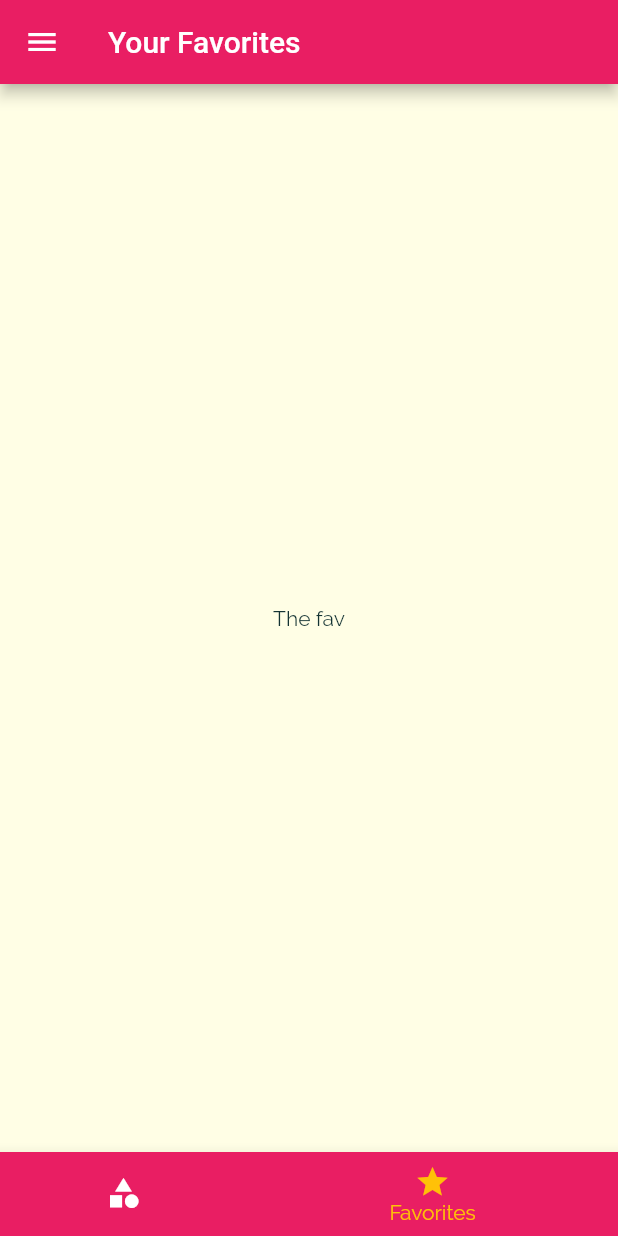
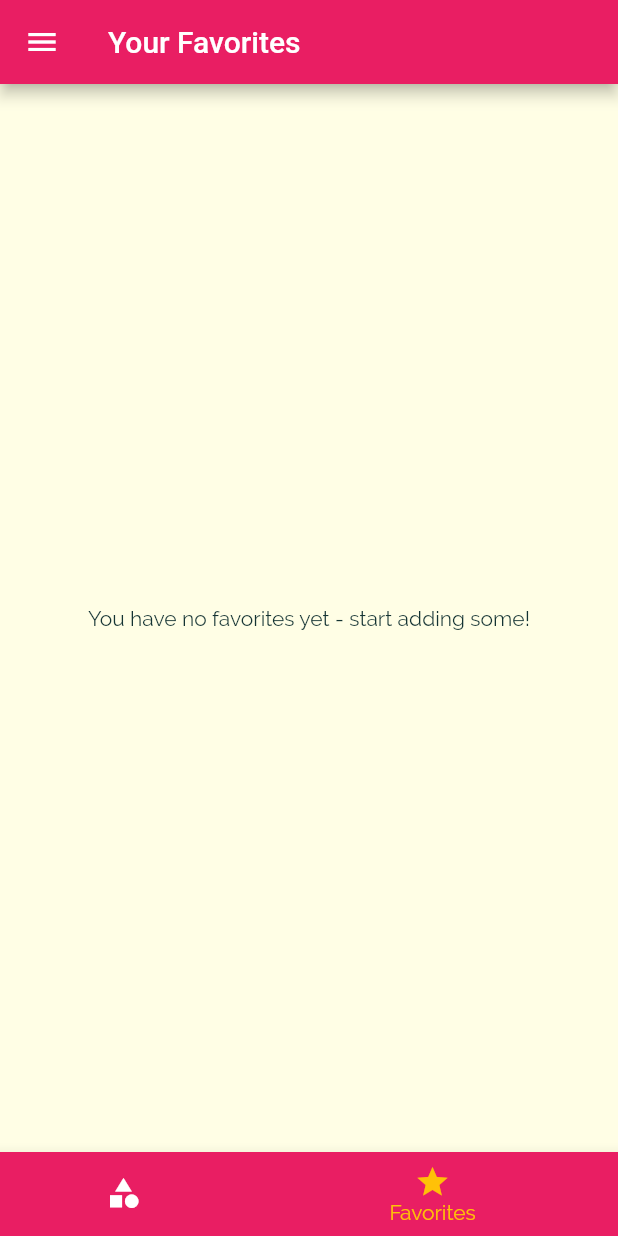
Before and after one commit to bogdan-stelea/meals_app, a Flutter app: the screen it shows after launch, item 2 of the bottom bar chosen, on a phone screen of 412 x 824 dp. Run offline on Flutter 3.47's test engine with Material 2 defaults, Android fonts, the phone set to English and light mode, and no system bars.

Commit message:
Implemanted favorite screen

```diff
--- a/lib/main.dart
+++ b/lib/main.dart
@@ -26,26 +26,45 @@ class _MyAppState extends State<MyApp> {
     'vegetarian': false,
   };
   List<Meal> _availableMeals = DUMMY_MEALS;
+  List<Meal> _favoritedMeals = [];
+
   void _setFilters(Map<String, bool> filterData) {
     setState(() {
       _filters = filterData;
 
       _availableMeals = DUMMY_MEALS.where((meal) {
-        if(_filters['gluten'] == true && !meal.isGlutenFree ) {
+        if (_filters['gluten'] == true && !meal.isGlutenFree) {
           return false;
         }
-        if(_filters['lactose'] == true && !meal.isLactoseFree ) {
+        if (_filters['lactose'] == true && !meal.isLactoseFree) {
           return false;
         }
-        if(_filters['vegan'] == true && !meal.isVegan ) {
+        if (_filters['vegan'] == true && !meal.isVegan) {
           return false;
         }
-        if(_filters['vegetarian'] == true && !meal.isVegetarian ) {
+        if (_filters['vegetarian'] == true && !meal.isVegetarian) {
           return false;
         }
         return true;
       }).toList();
     });
+  }
+
+  void _toggleFavorite(String mealId) {
+    final existingIndex = _favoritedMeals.indexWhere((meal) => meal.id == mealId);
+    if (existingIndex >= 0) {
+      setState(() {
+        _favoritedMeals.removeAt(existingIndex);
+      });
+    } else {
+      setState(() {
+        _favoritedMeals.add(DUMMY_MEALS.firstWhere((meal) => meal.id == mealId));
+      });
+    }
+  }
+
+  bool _isMealFavorite(String id) {
+    return _favoritedMeals.any((meal) => meal.id == id);
   }
 
   @override
@@ -72,10 +91,13 @@ class _MyAppState extends State<MyApp> {
       ),
       // home: const CategoriesScreen(),
       routes: {
-        '/': (ctx) => TabsScreen(),
+        '/': (ctx) => TabsScreen(_favoritedMeals),
         CategoryMealsScreen.routeName: (ctx) => CategoryMealsScreen(availableMeals: _availableMeals),
-        MealDetailScreen.routeName: (ctx) => MealDetailScreen(),
-        FiltersScreen.routeName: (ctx) => FiltersScreen(currentFilters: _filters, saveFilters: _setFilters,),
+        MealDetailScreen.routeName: (ctx) => MealDetailScreen(_toggleFavorite, _isMealFavorite),
+        FiltersScreen.routeName: (ctx) => FiltersScreen(
+              currentFilters: _filters,
+              saveFilters: _setFilters,
+            ),
       },
       onGenerateRoute: (settings) {
         return MaterialPageRoute(
--- a/lib/screens/category_meals_screen.dart
+++ b/lib/screens/category_meals_screen.dart
@@ -55,7 +55,6 @@ class _CategoryMealsScreenState extends State<CategoryMealsScreen> {
             duration: displayedMeals![index].duration,
             affordability: displayedMeals![index].affordability,
             complexity: displayedMeals![index].complexity,
-            removeItem: _removeMeal,
           );
         },
         itemCount: displayedMeals!.length,
--- a/lib/screens/favorites_screen.dart
+++ b/lib/screens/favorites_screen.dart
@@ -1,11 +1,32 @@
 import 'package:flutter/material.dart';
+import 'package:meals_app/models/meal.dart';
+import 'package:meals_app/widgets/meal_item.dart';
+
 
 class FavoritesScreen extends StatelessWidget {
-  const FavoritesScreen({Key? key}) : super(key: key);
+  final List<Meal> favoriteMeals;
+
+  FavoritesScreen(this.favoriteMeals);
 
   @override
   Widget build(BuildContext context) {
-    return Center(child: Text('The fav')
-    );
+    if (favoriteMeals.isEmpty) {
+      return  Center(child: Text('You have no favorites yet - start adding some!')
+      );
+    } else {
+      return ListView.builder(
+        itemBuilder: (ctx, index) {
+          return MealItem(
+            id: favoriteMeals[index].id,
+            title: favoriteMeals[index].title,
+            imageUrl: favoriteMeals[index].imageUrl,
+            duration: favoriteMeals[index].duration,
+            affordability: favoriteMeals[index].affordability,
+            complexity: favoriteMeals[index].complexity,
+          );
+        },
+        itemCount: favoriteMeals.length,
+      );
+    }
   }
 }
--- a/lib/screens/tabs_screen.dart
+++ b/lib/screens/tabs_screen.dart
@@ -1,22 +1,31 @@
 import 'package:flutter/material.dart';
+import 'package:meals_app/models/meal.dart';
 import 'package:meals_app/widgets/main_drawer.dart';
 
 import 'categories_screen.dart';
 import 'favorites_screen.dart';
 
 class TabsScreen extends StatefulWidget {
-  const TabsScreen({Key? key}) : super(key: key);
+  final List<Meal> favoritedMeals;
+
+  TabsScreen(this.favoritedMeals);
 
   @override
   _TabsScreenState createState() => _TabsScreenState();
 }
 
 class _TabsScreenState extends State<TabsScreen> {
-  final List<Map<String, dynamic>> _pages = [
-    {'page': CategoriesScreen(), 'title': 'Categories'},
-    {'page': FavoritesScreen(), 'title': 'Your Favorites'},
-  ];
+  late List<Map<String, dynamic>> _pages;
   int _selectedPageIndex = 0;
+
+  @override
+  void initState() {
+    _pages = [
+      {'page': const CategoriesScreen(), 'title': 'Categories'},
+      {'page': FavoritesScreen(widget.favoritedMeals), 'title': 'Your Favorites'},
+    ];
+    super.initState();
+  }
 
   void _selectPage(int index) {
     setState(() {
--- a/lib/widgets/meal_item.dart
+++ b/lib/widgets/meal_item.dart
@@ -11,7 +11,6 @@ class MealItem extends StatelessWidget {
     required this.duration,
     required this.complexity,
     required this.affordability,
-    required this.removeItem,
   }) : super(key: key);
   final String id;
   final String title;
@@ -19,7 +18,6 @@ class MealItem extends StatelessWidget {
   final int duration;
   final Complexity complexity;
   final Affordability affordability;
-  final Function removeItem;
 
   String? get complexityText {
     switch (complexity) {
@@ -53,7 +51,7 @@ class MealItem extends StatelessWidget {
       arguments: {id},
     ).then((result) {
       if (result != null) {
-        removeItem(result);
+        // removeItem(result);
       }
     });
   }
```
Also changed, not shown: lib/screens/meal_detail_screen.dart (+7 -5 lines).
